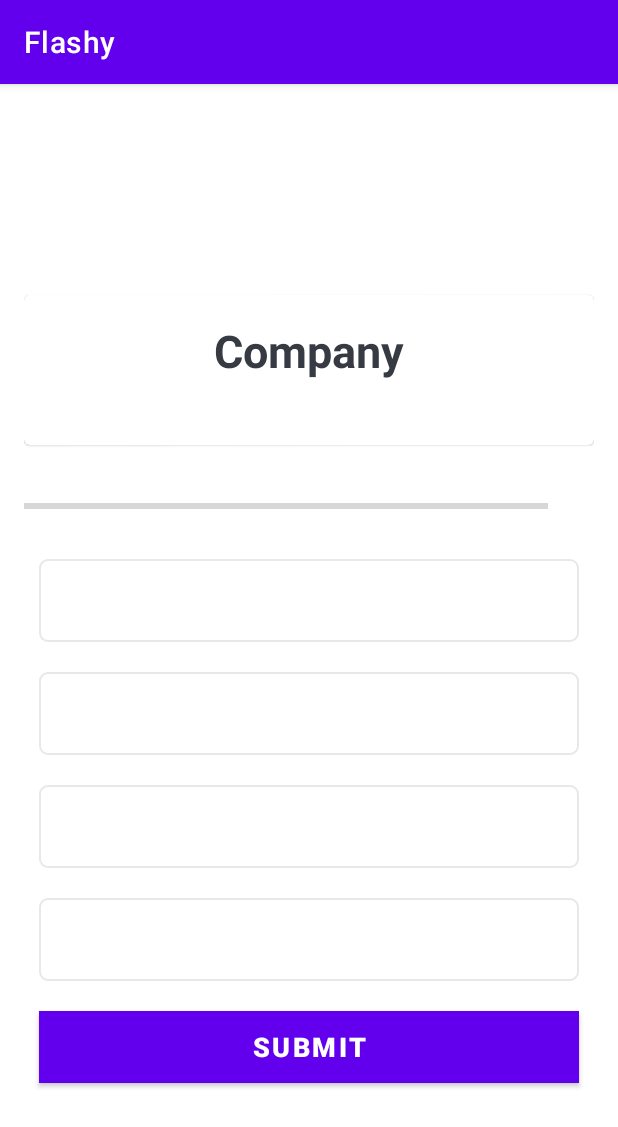
After one commit to Codepath-Android-Group20/Flashy, an Android app: the QuizActivity screen opened directly, with no data from a screen before it, on a phone screen of 412 x 824 dp. The commit adds this screen. Shown: the top 1127 px of the screen. Run offline under Robolectric (Android 15) with nearby library versions, the phone set to English and light mode, and no system bars.

Commit message:
create-quiz-ui

```diff
--- a/app/src/main/AndroidManifest.xml
+++ b/app/src/main/AndroidManifest.xml
@@ -1,6 +1,6 @@
 <?xml version="1.0" encoding="utf-8"?>
 <manifest xmlns:android="http://schemas.android.com/apk/res/android"
-    package="com.codepath.flashy" >
+    package="com.codepath.flashy">
 
     <application
         android:allowBackup="true"
@@ -8,7 +8,10 @@
         android:label="@string/app_name"
         android:roundIcon="@mipmap/ic_launcher_round"
         android:supportsRtl="true"
-        android:theme="@style/Theme.Flashy" >
+        android:theme="@style/Theme.Flashy">
+        <activity
+            android:name=".QuizActivity"
+            android:exported="false" />
 
         <meta-data
             android:name="com.parse.SERVER_URL"
@@ -25,7 +28,7 @@
             android:exported="true" />
         <activity
             android:name=".LoginActivity"
-            android:exported="true" >
+            android:exported="true">
             <intent-filter>
                 <action android:name="android.intent.action.MAIN" />
 
--- a/app/src/main/java/com/codepath/flashy/LoginActivity.kt
+++ b/app/src/main/java/com/codepath/flashy/LoginActivity.kt
@@ -34,16 +34,12 @@ class LoginActivity  : AppCompatActivity() {
             goToMainActivity()
         }
 
-
-
         findViewById<Button>(R.id.bLogin).setOnClickListener {
             val username = findViewById<EditText>(R.id.etUserName).text.toString()
             val password = findViewById<EditText>(R.id.etPassword).text.toString()
             loginUser(username, password)
 
         }
-
-
 
         findViewById<Button>(R.id.bSignUp).setOnClickListener {
             val username = findViewById<EditText>(R.id.etUserName).text.toString()
--- /dev/null
+++ b/app/src/main/java/com/codepath/flashy/QuizActivity.kt
@@ -0,0 +1,14 @@
+package com.codepath.flashy
+
+import androidx.appcompat.app.AppCompatActivity
+import android.os.Bundle
+
+class QuizActivity : AppCompatActivity() {
+    override fun onCreate(savedInstanceState: Bundle?) {
+        super.onCreate(savedInstanceState)
+        setContentView(R.layout.activity_quiz)
+
+
+
+    }
+}
--- /dev/null
+++ b/app/src/main/res/drawable/correct_boder.xml
@@ -0,0 +1,11 @@
+<?xml version="1.0" encoding="utf-8"?>
+<!--TODO (STEP 4: A custom background for Correct Answer.)-->
+<!--START-->
+<shape xmlns:android="http://schemas.android.com/apk/res/android"
+    android:shape="rectangle">
+
+    <solid android:color="@android:color/holo_green_light" />
+
+    <corners android:radius="5dp" />
+</shape>
+    <!--END-->
--- /dev/null
+++ b/app/src/main/res/drawable/default_border.xml
@@ -0,0 +1,15 @@
+<?xml version="1.0" encoding="utf-8"?>
+<!--TODO (STEP 2: A custom border background for the default options view.)-->
+<!--START-->
+<shape xmlns:android="http://schemas.android.com/apk/res/android"
+    android:shape="rectangle">
+
+    <stroke
+        android:width="1dp"
+        android:color="#E8E8E8" />
+
+    <solid android:color="@android:color/white" />
+
+    <corners android:radius="5dp" />
+</shape>
+    <!--END-->
--- /dev/null
+++ b/app/src/main/res/drawable/wrong_border.xml
@@ -0,0 +1,11 @@
+<?xml version="1.0" encoding="utf-8"?>
+<!--TODO (STEP 5: A custom background for Wrong Answer.)-->
+<!--START-->
+<shape xmlns:android="http://schemas.android.com/apk/res/android"
+    android:shape="rectangle">
+
+    <solid android:color="@android:color/holo_red_light" />
+
+    <corners android:radius="5dp" />
+</shape>
+    <!--END-->
--- /dev/null
+++ b/app/src/main/res/layout/activity_quiz.xml
@@ -0,0 +1,140 @@
+<?xml version="1.0" encoding="utf-8"?>
+<LinearLayout xmlns:android="http://schemas.android.com/apk/res/android"
+    xmlns:app="http://schemas.android.com/apk/res-auto"
+    xmlns:tools="http://schemas.android.com/tools"
+    android:layout_width="match_parent"
+    android:layout_height="match_parent"
+    android:gravity="center"
+    android:padding="16dp"
+    tools:context=".QuizActivity"
+    android:orientation="vertical">
+
+    <TextView
+        android:id="@+id/tv_question"
+        android:layout_width="match_parent"
+        android:layout_height="wrap_content"
+        android:layout_margin="10dp"
+        android:gravity="center"
+        android:textColor="#363A43"
+        android:textSize="22sp"
+        tools:text="What does this term refer to?" />
+
+   <com.google.android.material.card.MaterialCardView
+       android:layout_width="match_parent"
+       android:layout_height="100dp"
+
+       >
+
+       <TextView
+           android:id="@+id/tv_title"
+           android:layout_width="match_parent"
+           android:layout_height="74dp"
+           android:gravity="center"
+           android:text="Company"
+           android:textColor="#363A43"
+           android:textSize="30sp"
+           android:textStyle="bold" />
+
+
+   </com.google.android.material.card.MaterialCardView>
+
+    <LinearLayout
+        android:id="@+id/ll_progress_details"
+        android:layout_width="match_parent"
+        android:layout_height="wrap_content"
+        android:layout_marginTop="16dp"
+        android:gravity="center_vertical"
+        android:orientation="horizontal">
+
+        <ProgressBar
+            android:id="@+id/progressBar"
+            style="?android:attr/progressBarStyleHorizontal"
+            android:layout_width="0dp"
+            android:layout_height="wrap_content"
+            android:layout_weight="1"
+            android:indeterminate="false"
+            android:max="10"
+            android:minHeight="50dp"
+            android:progress="0" />
+
+        <TextView
+            android:id="@+id/tv_progress"
+            android:layout_width="wrap_content"
+            android:layout_height="wrap_content"
+            android:gravity="center"
+            android:padding="15dp"
+            android:textColorHint="#7A8089"
+            android:textSize="14sp"
+            tools:text="0/10" />
+    </LinearLayout>
+
+    <TextView
+        android:id="@+id/tv_option_one"
+        android:layout_width="match_parent"
+        android:layout_height="wrap_content"
+        android:layout_margin="10dp"
+        android:background="@drawable/default_border"
+        android:gravity="center"
+        android:padding="15dp"
+        android:textColor="#7A8089"
+        android:textSize="18sp"
+        tools:text="Apple" />
+
+    <TextView
+        android:id="@+id/tv_option_two"
+        android:layout_width="match_parent"
+        android:layout_height="wrap_content"
+        android:layout_marginStart="10dp"
+        android:layout_marginTop="10dp"
+        android:layout_marginEnd="10dp"
+        android:layout_marginBottom="10dp"
+        android:background="@drawable/default_border"
+        android:gravity="center"
+        android:padding="15dp"
+        android:textColor="#7A8089"
+        android:textSize="18sp"
+        tools:text="Google" />
+
+    <TextView
+        android:id="@+id/tv_option_three"
+        android:layout_width="match_parent"
+        android:layout_height="wrap_content"
+        android:layout_marginStart="10dp"
+        android:layout_marginTop="10dp"
+        android:layout_marginEnd="10dp"
+        android:layout_marginBottom="10dp"
+        android:background="@drawable/default_border"
+        android:gravity="center"
+        android:padding="15dp"
+        android:textColor="#7A8089"
+        android:textSize="18sp"
+        tools:text="Android Inc." />
+
+    <TextView
+        android:id="@+id/tv_option_four"
+        android:layout_width="match_parent"
+        android:layout_height="wrap_content"
+        android:layout_marginStart="10dp"
+        android:layout_marginTop="10dp"
+        android:layout_marginEnd="10dp"
+        android:layout_marginBottom="10dp"
+        android:background="@drawable/default_border"
+        android:gravity="center"
+        android:padding="15dp"
+        android:textColor="#7A8089"
+        android:textSize="18sp"
+        tools:text="Nokia" />
+
+    <Button
+        android:id="@+id/btn_submit"
+        android:layout_width="match_parent"
+        android:layout_height="wrap_content"
+        android:layout_margin="10dp"
+        android:background="@color/colorPrimary"
+        android:text="SUBMIT"
+        android:textColor="@android:color/white"
+        android:textSize="18sp"
+        android:textStyle="bold" />
+
+
+</LinearLayout>
--- a/app/src/main/res/values/colors.xml
+++ b/app/src/main/res/values/colors.xml
@@ -7,4 +7,7 @@
     <color name="teal_700">#FF018786</color>
     <color name="black">#FF000000</color>
     <color name="white">#FFFFFFFF</color>
+    <color name="colorPrimary">#FF9013FE</color>
+    <color name="colorPrimaryDark">#FF6A1B9A</color>
+    <color name="colorAccent">#FF9013FE</color>
 </resources>
```
